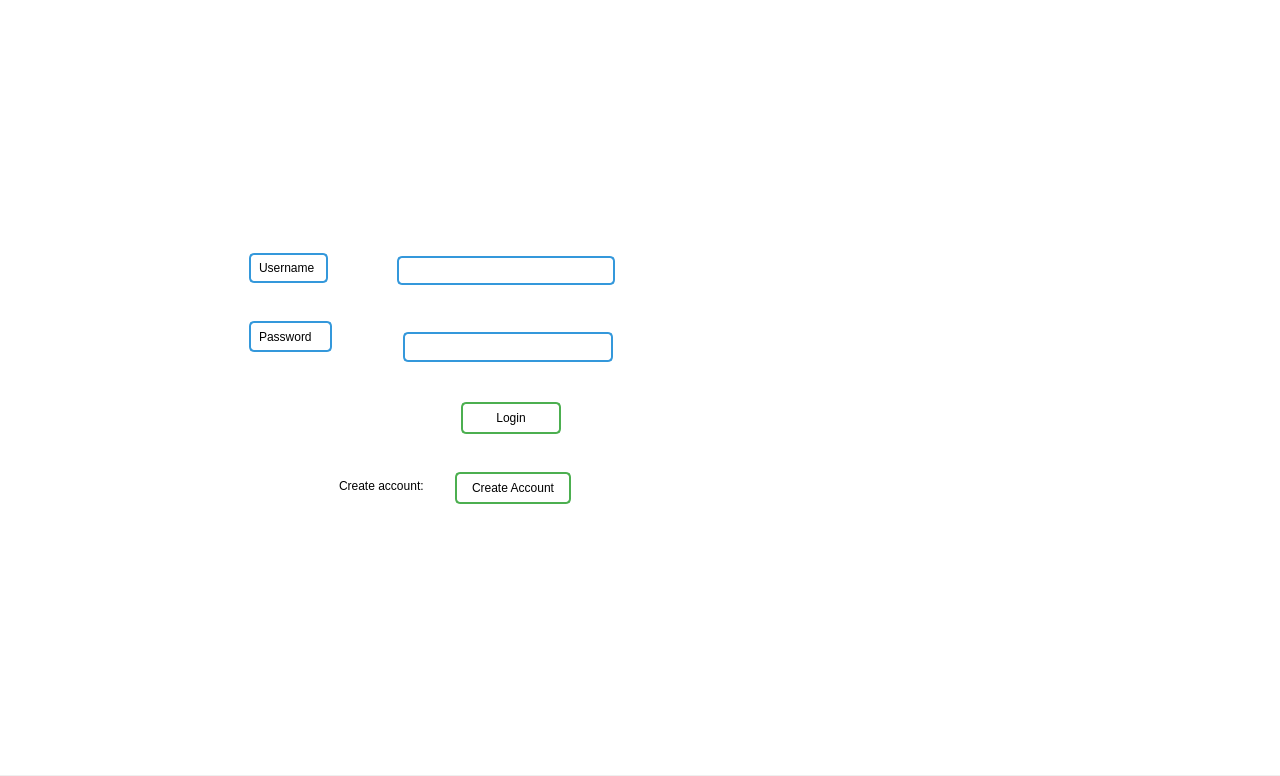
Before: the Qt Designer form Forms/mainwindow.ui in JustinGetty/LotusAppClient, drawn with Qt 5.
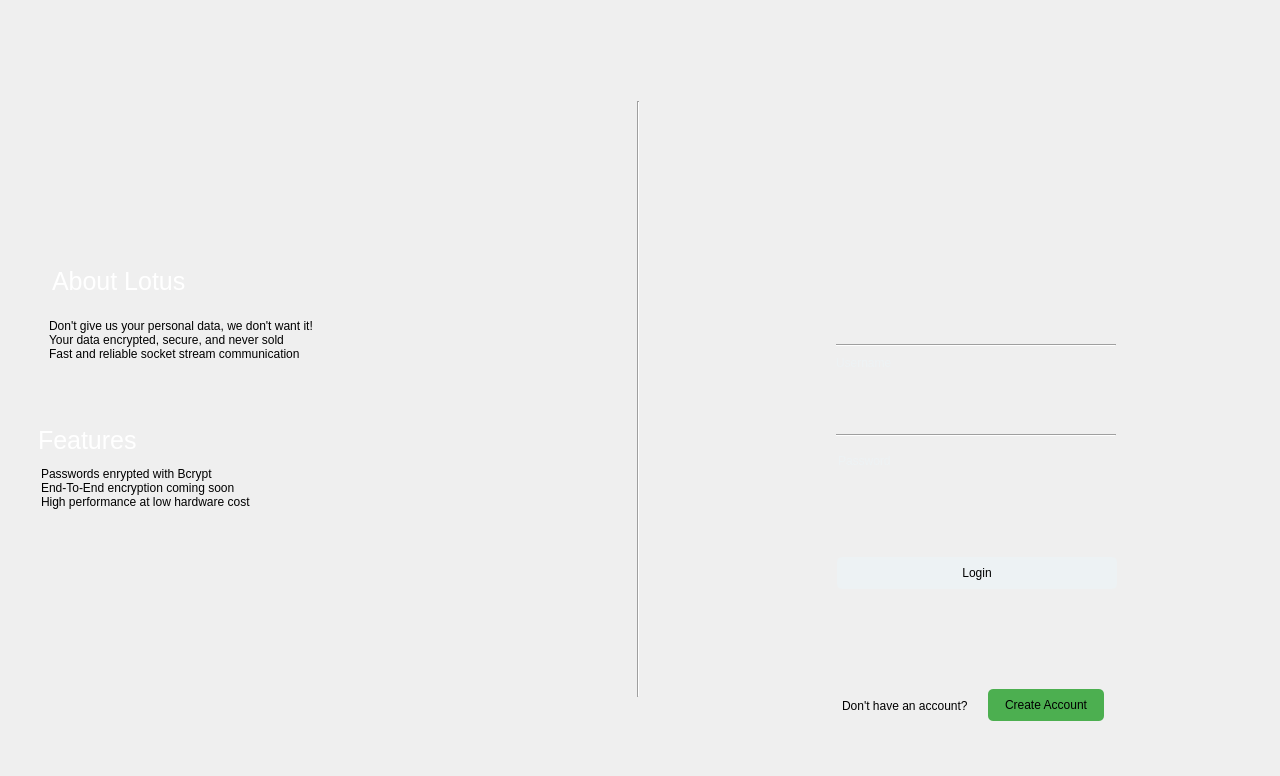
After: the same form once the commit is applied. The open tabs and pages were chosen to show the change.

```diff
--- a/Forms/mainwindow.ui
+++ b/Forms/mainwindow.ui
@@ -1080,24 +1080,23 @@
       </property>
       <property name="styleSheet">
        <string notr="true">QWidget {
-background-color: #ffffff;
+background-color: linear-gradient(#26373b, #33494c);
+
+/*26373b - 33494c*/
 }</string>
       </property>
       <widget class="QLabel" name="label">
        <property name="geometry">
         <rect>
-         <x>250</x>
-         <y>256</y>
-         <width>79</width>
+         <x>837</x>
+         <y>351</y>
+         <width>104</width>
          <height>30</height>
         </rect>
        </property>
        <property name="styleSheet">
         <string notr="true">QLabel{
-    border: 2px solid #3498db;
-    border-radius: 5px;          
-    padding: 5px;
-color: #000000;
+	color: #EDF2F4;
 }</string>
        </property>
        <property name="text">
@@ -1107,18 +1106,15 @@
       <widget class="QLabel" name="label_2">
        <property name="geometry">
         <rect>
-         <x>250</x>
-         <y>324</y>
+         <x>839</x>
+         <y>448</y>
          <width>83</width>
          <height>31</height>
         </rect>
        </property>
        <property name="styleSheet">
-        <string notr="true">QLabel {
-    border: 2px solid #3498db;
-    border-radius: 5px;          
-    padding: 5px;
-color: #000000;
+        <string notr="true">QLabel{
+	color: #EDF2F4;
 }</string>
        </property>
        <property name="text">
@@ -1128,15 +1124,19 @@
       <widget class="QPushButton" name="login_account_button">
        <property name="geometry">
         <rect>
-         <x>462</x>
-         <y>405</y>
-         <width>100</width>
+         <x>838</x>
+         <y>560</y>
+         <width>280</width>
          <height>32</height>
         </rect>
        </property>
        <property name="styleSheet">
         <string notr="true">QPushButton {
-color: #000000;
+	background-color: #EDF2F4;
+	color: #000000;
+	border-radius: .5;
+	border-style: solid;
+	border-width: 0;
 }</string>
        </property>
        <property name="text">
@@ -1146,18 +1146,17 @@
       <widget class="QLineEdit" name="user_login_password">
        <property name="geometry">
         <rect>
-         <x>404</x>
-         <y>335</y>
+         <x>836</x>
+         <y>493</y>
          <width>210</width>
          <height>30</height>
         </rect>
        </property>
        <property name="styleSheet">
         <string notr="true">QLineEdit {
-    border: 2px solid #3498db;
-    border-radius: 5px;          
-    padding: 5px;
-    background-color: #ffffff;
+	border-style: solid;
+	border-width: 0;
+	background-color: rgba(255, 0, 0, 0.0);
 	color: #000000;
 }</string>
        </property>
@@ -1165,9 +1164,9 @@
       <widget class="QLineEdit" name="user_login_name">
        <property name="geometry">
         <rect>
-         <x>398</x>
-         <y>259</y>
-         <width>218</width>
+         <x>842</x>
+         <y>384</y>
+         <width>274</width>
          <height>29</height>
         </rect>
        </property>
@@ -1185,10 +1184,10 @@
           </colorrole>
           <colorrole role="Button">
            <brush brushstyle="SolidPattern">
-            <color alpha="255">
+            <color alpha="0">
              <red>255</red>
-             <green>255</green>
-             <blue>255</blue>
+             <green>0</green>
+             <blue>0</blue>
             </color>
            </brush>
           </colorrole>
@@ -1212,19 +1211,19 @@
           </colorrole>
           <colorrole role="Base">
            <brush brushstyle="SolidPattern">
-            <color alpha="255">
+            <color alpha="0">
              <red>255</red>
-             <green>255</green>
-             <blue>255</blue>
+             <green>0</green>
+             <blue>0</blue>
             </color>
            </brush>
           </colorrole>
           <colorrole role="Window">
            <brush brushstyle="SolidPattern">
-            <color alpha="255">
+            <color alpha="0">
              <red>255</red>
-             <green>255</green>
-             <blue>255</blue>
+             <green>0</green>
+             <blue>0</blue>
             </color>
            </brush>
           </colorrole>
@@ -1250,10 +1249,10 @@
           </colorrole>
           <colorrole role="Button">
            <brush brushstyle="SolidPattern">
-            <color alpha="255">
+            <color alpha="0">
              <red>255</red>
-             <green>255</green>
-             <blue>255</blue>
+             <green>0</green>
+             <blue>0</blue>
             </color>
            </brush>
           </colorrole>
@@ -1277,19 +1276,19 @@
           </colorrole>
           <colorrole role="Base">
            <brush brushstyle="SolidPattern">
-            <color alpha="255">
+            <color alpha="0">
              <red>255</red>
-             <green>255</green>
-             <blue>255</blue>
+             <green>0</green>
+             <blue>0</blue>
             </color>
            </brush>
           </colorrole>
           <colorrole role="Window">
            <brush brushstyle="SolidPattern">
-            <color alpha="255">
+            <color alpha="0">
              <red>255</red>
-             <green>255</green>
-             <blue>255</blue>
+             <green>0</green>
+             <blue>0</blue>
             </color>
            </brush>
           </colorrole>
@@ -1315,10 +1314,10 @@
           </colorrole>
           <colorrole role="Button">
            <brush brushstyle="SolidPattern">
-            <color alpha="255">
+            <color alpha="0">
              <red>255</red>
-             <green>255</green>
-             <blue>255</blue>
+             <green>0</green>
+             <blue>0</blue>
             </color>
            </brush>
           </colorrole>
@@ -1342,19 +1341,19 @@
           </colorrole>
           <colorrole role="Base">
            <brush brushstyle="SolidPattern">
-            <color alpha="255">
+            <color alpha="0">
              <red>255</red>
-             <green>255</green>
-             <blue>255</blue>
+             <green>0</green>
+             <blue>0</blue>
             </color>
            </brush>
           </colorrole>
           <colorrole role="Window">
            <brush brushstyle="SolidPattern">
-            <color alpha="255">
+            <color alpha="0">
              <red>255</red>
-             <green>255</green>
-             <blue>255</blue>
+             <green>0</green>
+             <blue>0</blue>
             </color>
            </brush>
           </colorrole>
@@ -1372,10 +1371,9 @@
        </property>
        <property name="styleSheet">
         <string notr="true">QLineEdit {
-    border: 2px solid #3498db;
-    border-radius: 5px;          
-    padding: 5px;
-	background-color: #ffffff;
+	border-style: solid;
+	border-width: 0;
+	background-color: rgba(255, 0, 0, 0.0);
 	color: #000000;
 }</string>
        </property>
@@ -1383,21 +1381,21 @@
       <widget class="QLabel" name="label_5">
        <property name="geometry">
         <rect>
-         <x>340</x>
-         <y>472</y>
+         <x>843</x>
+         <y>692</y>
          <width>190</width>
          <height>33</height>
         </rect>
        </property>
        <property name="text">
-        <string>Create account:</string>
+        <string>Don't have an account?</string>
        </property>
       </widget>
       <widget class="QPushButton" name="switch_to_create_account_btn">
        <property name="geometry">
         <rect>
-         <x>456</x>
-         <y>475</y>
+         <x>989</x>
+         <y>692</y>
          <width>116</width>
          <height>32</height>
         </rect>
@@ -1405,6 +1403,8 @@
        <property name="styleSheet">
         <string notr="true">QPushButton {
 	color: #000000;
+	border-style: solid;
+	border-width: 0;
 }</string>
        </property>
        <property name="text">
@@ -1429,6 +1429,143 @@
         <string/>
        </property>
       </widget>
+      <widget class="Line" name="line">
+       <property name="geometry">
+        <rect>
+         <x>629</x>
+         <y>104</y>
+         <width>20</width>
+         <height>596</height>
+        </rect>
+       </property>
+       <property name="orientation">
+        <enum>Qt::Orientation::Vertical</enum>
+       </property>
+      </widget>
+      <widget class="Line" name="line_2">
+       <property name="geometry">
+        <rect>
+         <x>837</x>
+         <y>338</y>
+         <width>280</width>
+         <height>20</height>
+        </rect>
+       </property>
+       <property name="orientation">
+        <enum>Qt::Orientation::Horizontal</enum>
+       </property>
+      </widget>
+      <widget class="QLabel" name="login_logo_label">
+       <property name="geometry">
+        <rect>
+         <x>878</x>
+         <y>111</y>
+         <width>180</width>
+         <height>157</height>
+        </rect>
+       </property>
+       <property name="text">
+        <string/>
+       </property>
+      </widget>
+      <widget class="QLabel" name="login_about_desc_label">
+       <property name="geometry">
+        <rect>
+         <x>50</x>
+         <y>313</y>
+         <width>309</width>
+         <height>60</height>
+        </rect>
+       </property>
+       <property name="styleSheet">
+        <string notr="true">QLabel:
+{
+	line-height: 150%;
+	padding: 5px;
+	font-size: 14px;
+	color: #333333;
+}</string>
+       </property>
+       <property name="text">
+        <string>Don't give us your personal data, we don't want it!
+Your data encrypted, secure, and never sold
+Fast and reliable socket stream communication</string>
+       </property>
+       <property name="wordWrap">
+        <bool>false</bool>
+       </property>
+      </widget>
+      <widget class="QLabel" name="login_features_desc_label">
+       <property name="geometry">
+        <rect>
+         <x>42</x>
+         <y>465</y>
+         <width>294</width>
+         <height>51</height>
+        </rect>
+       </property>
+       <property name="text">
+        <string>Passwords enrypted with Bcrypt
+End-To-End encryption coming soon
+High performance at low hardware cost </string>
+       </property>
+       <property name="wordWrap">
+        <bool>false</bool>
+       </property>
+      </widget>
+      <widget class="QLabel" name="label_13">
+       <property name="geometry">
+        <rect>
+         <x>39</x>
+         <y>431</y>
+         <width>304</width>
+         <height>24</height>
+        </rect>
+       </property>
+       <property name="styleSheet">
+        <string notr="true">QLabel
+{
+	color: #ffffff;
+	font-size: 25px;
+}</string>
+       </property>
+       <property name="text">
+        <string>Features</string>
+       </property>
+      </widget>
+      <widget class="QLabel" name="label_14">
+       <property name="geometry">
+        <rect>
+         <x>53</x>
+         <y>269</y>
+         <width>188</width>
+         <height>31</height>
+        </rect>
+       </property>
+       <property name="styleSheet">
+        <string notr="true">QLabel
+{
+	color: #ffffff;
+	font-size: 25px;
+}</string>
+       </property>
+       <property name="text">
+        <string>About Lotus</string>
+       </property>
+      </widget>
+      <widget class="Line" name="line_4">
+       <property name="geometry">
+        <rect>
+         <x>837</x>
+         <y>428</y>
+         <width>280</width>
+         <height>20</height>
+        </rect>
+       </property>
+       <property name="orientation">
+        <enum>Qt::Orientation::Horizontal</enum>
+       </property>
+      </widget>
       <zorder>label_2</zorder>
       <zorder>login_account_button</zorder>
       <zorder>label_5</zorder>
```
Left out of the diff: 12 changed lines with no effect on the pictures.
